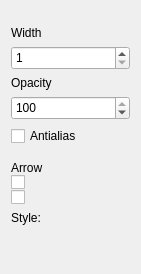
Qt form src/toolSettings/LineSettingsWidget.ui (PhotoFlare/photoflare) before a commit.
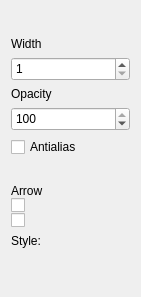
The same form after that commit. Icons and pictures are not drawn. Custom widgets are drawn as their Qt base class.

The edit to the form file:
```diff
--- a/src/toolSettings/LineSettingsWidget.ui
+++ b/src/toolSettings/LineSettingsWidget.ui
@@ -7,7 +7,7 @@
     <x>0</x>
     <y>0</y>
     <width>141</width>
-    <height>274</height>
+    <height>297</height>
    </rect>
   </property>
   <property name="windowTitle">
```
